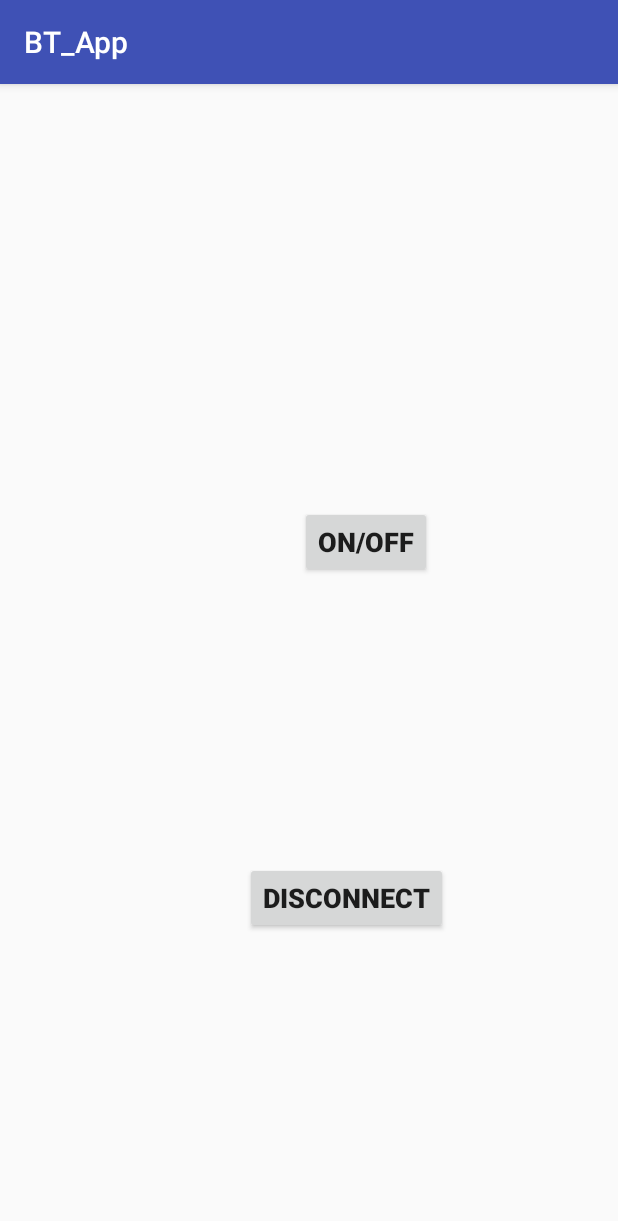
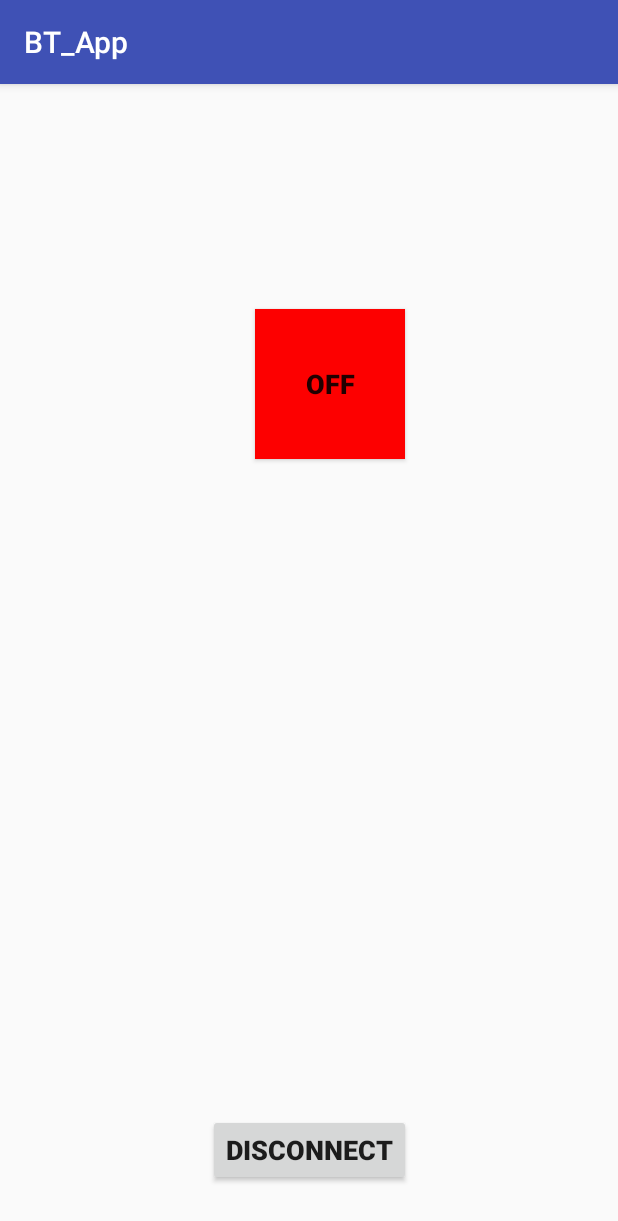
Before and after one commit to sahilgarg8901/BT_com, an Android app: the ControlActivity screen opened directly, with no data from a screen before it, on a phone screen of 412 x 824 dp. Shown: the top 1221 px of the screen. Run offline under Robolectric (Android 15) with nearby library versions, the phone set to English and light mode, and no system bars; 4 statements that could not run were skipped.

Commit message:
text and color changes on tap

```diff
--- a/BT_App/app/src/main/java/com/example/sahil/bt_app/ControlActivity.kt
+++ b/BT_App/app/src/main/java/com/example/sahil/bt_app/ControlActivity.kt
@@ -5,6 +5,7 @@ import android.bluetooth.BluetoothAdapter
 import android.bluetooth.BluetoothDevice
 import android.bluetooth.BluetoothSocket
 import android.content.Context
+import android.graphics.Color
 import android.os.AsyncTask
 import android.support.v7.app.AppCompatActivity
 import android.os.Bundle
@@ -31,13 +32,21 @@ class ControlActivity : AppCompatActivity() {
         m_address = intent.getStringExtra(MainActivity.EXTRA_ADDRESS)
 
         ConnectToDevice(this).execute()
+        sendCommand("OFF")
+        LightStatus = 0
+        PowerButton.setBackgroundColor(Color.parseColor("#FD0000"))
+        PowerButton.text = "OFF"
         PowerButton.setOnClickListener {
             if(LightStatus == 0){
                 sendCommand("ON")
                 LightStatus = 1
+                PowerButton.setBackgroundColor(Color.parseColor("#167415"))
+                PowerButton.text = "ON"
             }else {
                 sendCommand("OFF")
                 LightStatus = 0
+                PowerButton.setBackgroundColor(Color.parseColor("#FD0000"))
+                PowerButton.text = "OFF"
             }
         }/*
         OffButton.setOnClickListener { sendCommand("OFF") }*/
--- a/BT_App/app/src/main/res/layout/activity_control.xml
+++ b/BT_App/app/src/main/res/layout/activity_control.xml
@@ -8,12 +8,12 @@
 
     <Button
         android:id="@+id/PowerButton"
-        android:layout_width="wrap_content"
-        android:layout_height="wrap_content"
+        android:layout_width="100dp"
+        android:layout_height="100dp"
         android:layout_marginBottom="8dp"
-        android:layout_marginEnd="124dp"
-        android:layout_marginStart="172dp"
-        android:layout_marginTop="100dp"
+        android:layout_marginEnd="142dp"
+        android:layout_marginStart="154dp"
+        android:layout_marginTop="150dp"
         android:text="@string/power"
         android:textAlignment="center"
         android:textSize="18sp"
@@ -23,23 +23,19 @@
         app:layout_constraintHorizontal_bias="1.0"
         app:layout_constraintStart_toStartOf="parent"
         app:layout_constraintTop_toTopOf="parent"
-        app:layout_constraintVertical_chainStyle="spread" />
+        app:layout_constraintVertical_bias="0.0" />
 
     <Button
         android:id="@+id/DisconnectButton"
         android:layout_width="wrap_content"
         android:layout_height="wrap_content"
-        android:layout_marginBottom="20dp"
-        android:layout_marginEnd="100dp"
-        android:layout_marginStart="149dp"
+        android:layout_marginBottom="33dp"
         android:text="@string/disconnect"
         android:textAlignment="center"
         android:textSize="18sp"
         android:textStyle="bold"
         app:layout_constraintBottom_toBottomOf="parent"
         app:layout_constraintEnd_toEndOf="parent"
-        app:layout_constraintHorizontal_bias="0.5"
-        app:layout_constraintStart_toStartOf="parent"
-        app:layout_constraintTop_toBottomOf="@+id/PowerButton" />
+        app:layout_constraintStart_toStartOf="parent" />
 
 </android.support.constraint.ConstraintLayout>
```
